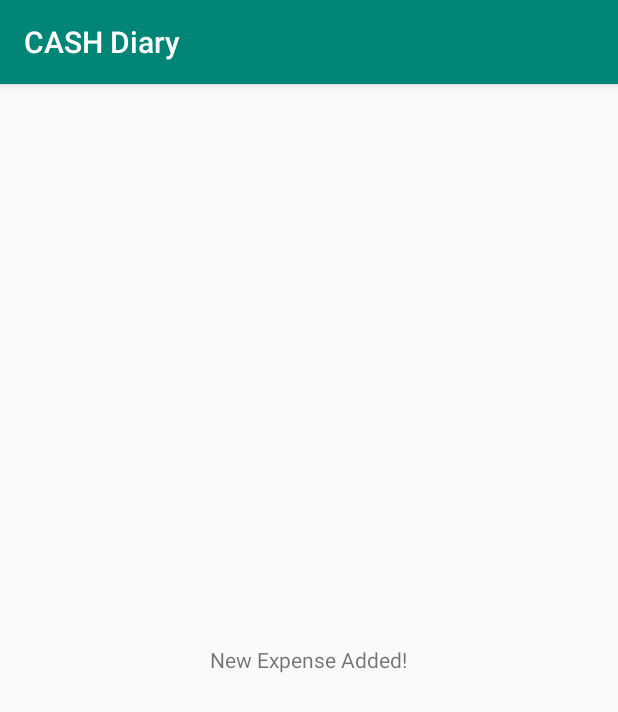
After one commit to meilunw/CASH-Diary, an Android app: the Added_Expense screen opened directly, with no data from a screen before it, on a phone screen of 412 x 824 dp. The commit adds this screen. Shown: the top 712 px of the screen. Run offline under Robolectric (Android 15) with nearby library versions, the phone set to English and light mode, and no system bars.

Commit message:
added expense

```diff
--- a/app/src/main/AndroidManifest.xml
+++ b/app/src/main/AndroidManifest.xml
@@ -19,7 +19,9 @@
         <activity android:name=".Income_activity" />
         <activity android:name=".Expense_activity" />
         <activity android:name=".Balance_activity" />
-        <activity android:name=".AddedIncome"></activity>
+        <activity android:name=".AddedIncome" />
+        <activity android:name=".Added" />
+        <activity android:name=".Added_Expense"></activity>
     </application>
 
 </manifest>
--- /dev/null
+++ b/app/src/main/java/com/example/wumeilun/cashdiary/Added_Expense.java
@@ -0,0 +1,13 @@
+package com.example.wumeilun.cashdiary;
+
+import android.support.v7.app.AppCompatActivity;
+import android.os.Bundle;
+
+public class Added_Expense extends AppCompatActivity {
+
+    @Override
+    protected void onCreate(Bundle savedInstanceState) {
+        super.onCreate(savedInstanceState);
+        setContentView(R.layout.activity_added__expense);
+    }
+}
--- /dev/null
+++ b/app/src/main/res/layout/activity_added__expense.xml
@@ -0,0 +1,16 @@
+<?xml version="1.0" encoding="utf-8"?>
+<RelativeLayout xmlns:android="http://schemas.android.com/apk/res/android"
+    xmlns:app="http://schemas.android.com/apk/res-auto"
+    xmlns:tools="http://schemas.android.com/tools"
+    android:layout_width="match_parent"
+    android:layout_height="match_parent"
+    tools:context=".Added_Expense">
+
+    <TextView
+        android:id="@+id/Expense_Added"
+        android:gravity="center"
+        android:layout_width="wrap_content"
+        android:layout_height="wrap_content"
+        android:layout_centerInParent="true"
+        android:text="New Expense Added!" />
+</RelativeLayout>
```
Also changed, not shown: app/src/main/java/com/example/wumeilun/cashdiary/Expense_activity.java (+16 -1 lines).
